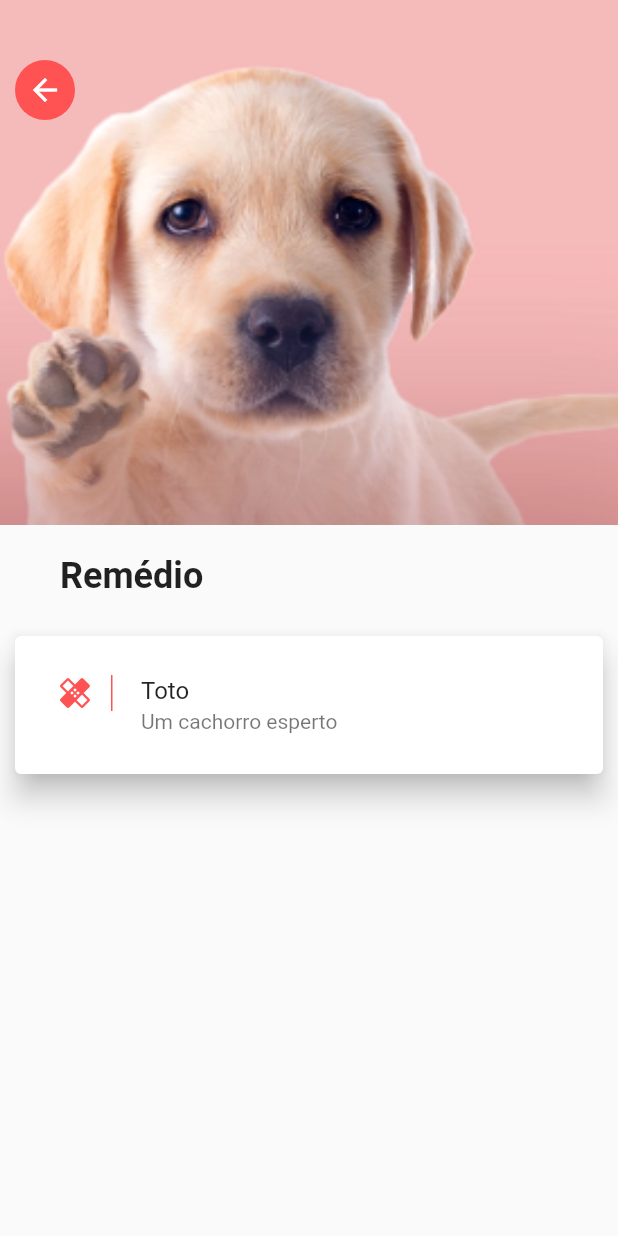
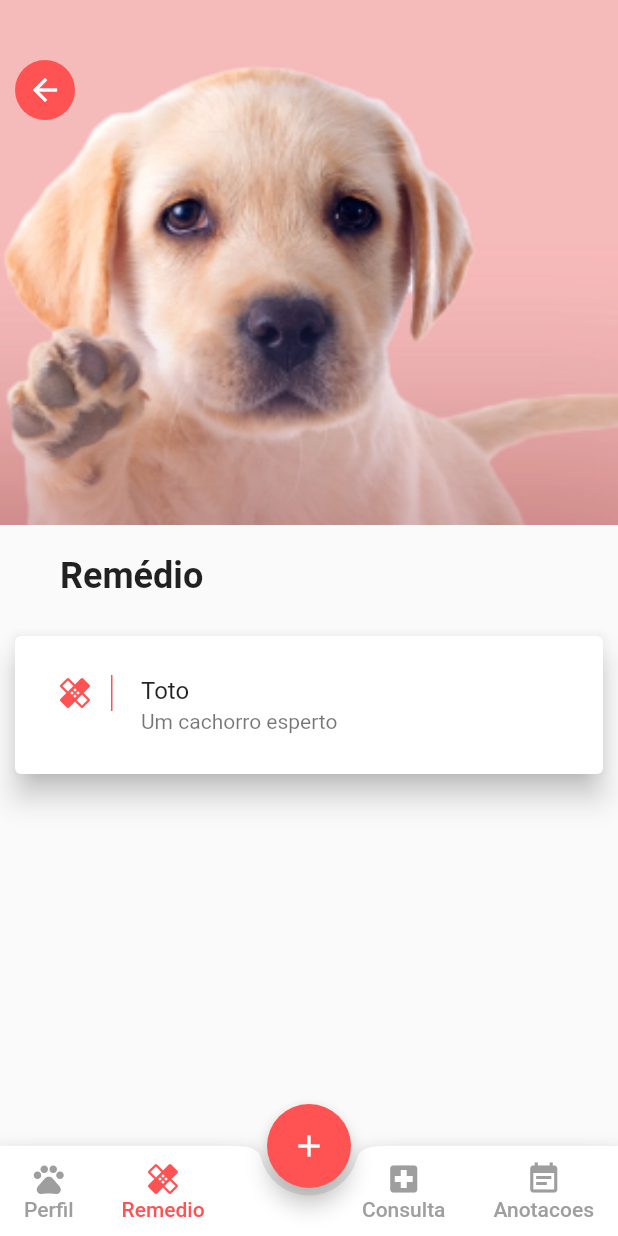
Before and after one commit to arielsardinha/flutter-life_pet, a Flutter app: the RemedioView screen opened directly with sample values from the repository, on a phone screen of 412 x 824 dp. Run offline on Flutter 3.47's test engine with Material 2 defaults, Android fonts, the phone set to English and light mode, and no system bars; our stand-ins replace image_picker; Roboto replaces fonts that are missing (Montserrat).

Commit message:
carregando página de remedio pela navbar

```diff
--- a/lib/modules/pets/perfil/perfil_pet_view.dart
+++ b/lib/modules/pets/perfil/perfil_pet_view.dart
@@ -98,7 +98,7 @@ class PerfilPetView extends StatelessWidget {
             Icons.edit,
             color: Colors.white,
           )),
-      bottomNavigationBar: CustonAppBar(pet: pet),
+      bottomNavigationBar: CustonAppBar(pet: pet, paginaAberta: 0),
     );
   }
 }
--- a/lib/modules/remedio/perfil/remedio_view.dart
+++ b/lib/modules/remedio/perfil/remedio_view.dart
@@ -1,6 +1,7 @@
 import 'dart:ui';
 
 import 'package:flutter/material.dart';
+import 'package:life_pet/components/costom_app_bar.dart';
 import 'package:life_pet/models/pet_model.dart';
 
 class RemedioView extends StatelessWidget {
@@ -60,6 +61,15 @@ class RemedioView extends StatelessWidget {
           ),
         ],
       ),
+      floatingActionButtonLocation: FloatingActionButtonLocation.centerDocked,
+      floatingActionButton: FloatingActionButton(
+          onPressed: () {},
+          backgroundColor: Colors.redAccent,
+          child: const Icon(
+            Icons.add,
+            color: Colors.white,
+          )),
+      bottomNavigationBar: CustonAppBar(pet: pet, paginaAberta: 1),
     );
   }
 }
```
Also changed, not shown: lib/components/costom_app_bar.dart (+7 -18 lines).
